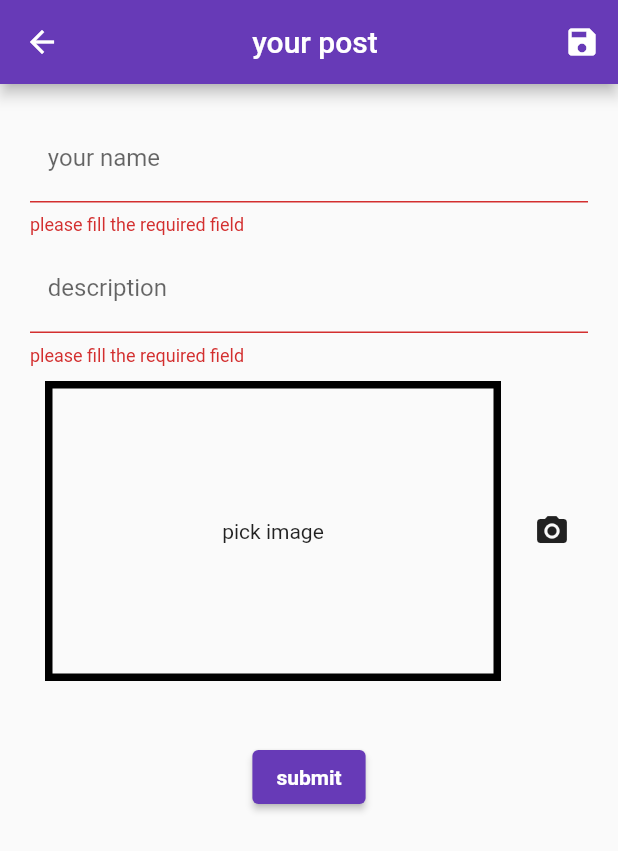
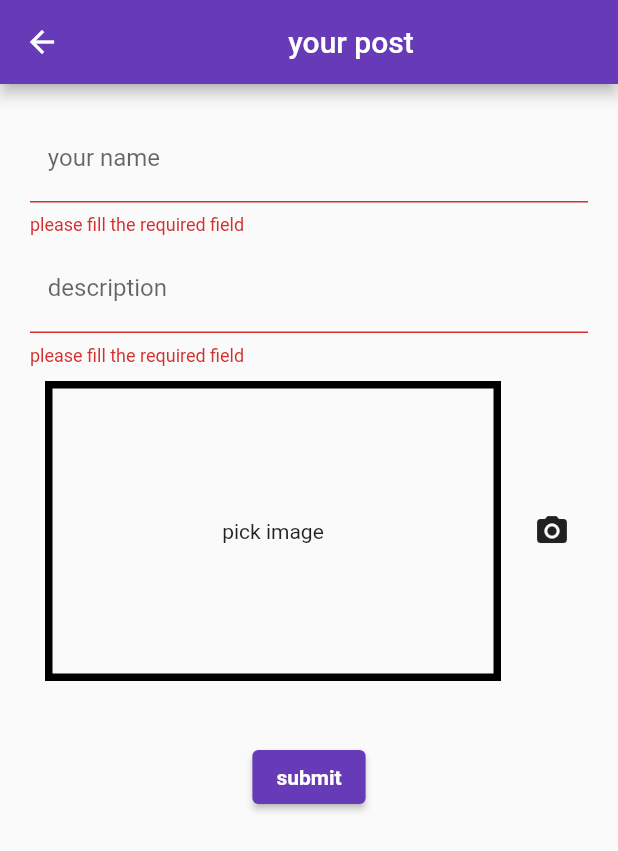
Before and after one commit to Sundarganesh17/login, a Flutter app: the Newscreen screen opened by its route, after a tap on "submit", on a phone screen of 412 x 824 dp. Shown: the top 851 px of the screen. Run offline on Flutter 3.47's test engine with Material 2 defaults, Android fonts, the phone set to English and light mode, and no system bars; our stand-ins replace image_picker; missing offline and left inert: dart:ffi.

Commit message:
second commit

```diff
--- a/lib/newscreen.dart
+++ /dev/null
@@ -1,129 +0,0 @@
-
-import 'dart:io';
-
-
-import 'package:flutter/material.dart';
-import 'package:image_picker/image_picker.dart';
-import 'package:provider/provider.dart';
-import 'package:taskapp/detailscreen.dart';
-import 'package:taskapp/product.dart';
-import 'package:taskapp/provider.dart';
-class Newscreen extends StatefulWidget {
-  static const routeName='\newScreen';
-final Product? editprod;
-Newscreen(this.editprod);
-  @override
-  State<Newscreen> createState() => _NewscreenState();
-}
-
-class _NewscreenState extends State<Newscreen> {
- final DescriptionController=TextEditingController();
-
-  final nameController = TextEditingController();
-
-
-
-   GlobalKey<FormState> formkey=GlobalKey();
-
-//    void _submitdata(){
-      File? _pickedImg;
-@override
-  void initState() {
-
-    super.initState();
-    if(widget.editprod!=null){ nameController.text=widget.editprod!.title!;
-    DescriptionController.text=widget.editprod!.description!;
-    _pickedImg=File(widget.editprod!.imagedir!);}
-
-  }
-  @override
-  Widget build(BuildContext context) {
-    final userData= Provider.of<Productdetails>(context);
-   return Scaffold(
-      appBar: AppBar(title: Center(child: Text('your post')),backgroundColor: Colors.deepPurple,actions: [
-        IconButton(onPressed: (){}, icon: Icon(Icons.save))
-      ],),
-      body: SingleChildScrollView(
-        child: Container(
-
-           padding: EdgeInsets.all(20),
-
-          child:  Form(
-            key: formkey,
-            child: Column(
-              children:<Widget> [
-                TextFormField(
-                      validator: (value){
-                     if(value!.isEmpty){
-                      return 'please fill the required field';
-                     }else {
-                      return null;
-                     }
-                      },
-                 decoration: InputDecoration(labelText:'   your name',),
-                 controller:nameController ,
-
-                ),
-                SizedBox(height: 6,),
-                TextFormField(
-                  validator: (value){
-                     if(value!.isEmpty){
-                      return 'please fill the required field';
-                     }else {
-                      return null;
-                     }
-                      },
-
-                  decoration: InputDecoration(labelText: '   description'),
-                  controller: DescriptionController,
-                ),
-                Row(
-                  children: <Widget>[Expanded(
-                    child: Container(height: 200,
-                    child:_pickedImg==null?Center(child:Text("pick image")): Image.file(_pickedImg!),
-                  padding: EdgeInsets.all(10),
-                  margin: EdgeInsets.all(10),
-                  decoration:BoxDecoration(border: Border.all(width: 5))),),
-
-                  IconButton(onPressed:()async{
-                    final ImagePicker _picker = ImagePicker();
-                   var file=await  _picker.pickImage(source: ImageSource.gallery);
-                   setState(() {
-                     _pickedImg=File(file!.path);
-                   });
-                  },
-                   icon: Icon(Icons.camera_alt))],
-                ),
-                SizedBox(height: 30,),
-                ElevatedButton(onPressed:(){
-                  if(formkey.currentState!.validate()){
-                    if(_pickedImg!=null){
-                      if(widget.editprod!=null){
-                        userData.editprod(
-                          Product(
-                            description: DescriptionController.text,
-                            id: widget.editprod!.id,
-                            title: nameController.text,
-                            imagedir: _pickedImg!.path
-                          )
-                        );
-                      }else{
-   userData.addTx(nameController.text,DescriptionController.text,_pickedImg!.path);
-                      }
-
-                   Navigator.of(context).pushNamed(Detailscreen.routeName);
-                    }else{}
-                  }else{}
-                },
-                 style: ButtonStyle(backgroundColor: MaterialStateProperty.all(Colors.deepPurple)),
-                 child:Text('submit',
-                style: TextStyle(
-                fontWeight: FontWeight.bold),))
-              ],
-            ),
-          ),
-        ),
-      ),
-    );
-  }
-}
--- a/lib/provider.dart
+++ b/lib/provider.dart
@@ -1,6 +1,5 @@
-import 'dart:async';
 
-import 'package:flutter/material.dart';
+import'package:flutter/material.dart';
 import 'package:taskapp/product.dart';
 
 class Productdetails with ChangeNotifier {
--- /dev/null
+++ b/lib/screen/newscreen.dart
@@ -0,0 +1,129 @@
+
+import 'dart:io';
+
+
+import 'package:flutter/material.dart';
+import 'package:image_picker/image_picker.dart';
+import 'package:provider/provider.dart';
+import 'package:taskapp/screen/detailscreen.dart';
+import 'package:taskapp/product.dart';
+import 'package:taskapp/provider.dart';
+class Newscreen extends StatefulWidget {
+  static const routeName='\newScreen';
+final Product? editprod;
+Newscreen(this.editprod);
+  @override
+  State<Newscreen> createState() => _NewscreenState();
+}
+
+class _NewscreenState extends State<Newscreen> {
+ final DescriptionController=TextEditingController();
+  final nameController = TextEditingController();
+ GlobalKey<FormState> formkey=GlobalKey();
+
+//    void _submitdata(){
+      File? _pickedImg;
+@override
+  void initState() {
+
+    super.initState();
+    if(widget.editprod!=null){ nameController.text=widget.editprod!.title!;
+    DescriptionController.text=widget.editprod!.description!;
+    _pickedImg=File(widget.editprod!.imagedir!);}
+
+  }
+  @override
+  Widget build(BuildContext context) {
+    final userData= Provider.of<Productdetails>(context);
+   return Scaffold(
+      appBar: AppBar(title:const Center(child: Text('your post')),
+      backgroundColor: Colors.deepPurple,
+      ),
+      body: SingleChildScrollView(
+        child: Expanded(
+          child: Container(
+
+             padding:const EdgeInsets.all(20),
+            child:  Form(
+              key: formkey,
+              child: Column(
+                children:<Widget> [
+                  TextFormField(
+                        validator: (value){
+                       if(value!.isEmpty){
+                        return 'please fill the required field';
+                       }else {
+                        return null;
+                       }
+                        },
+                   decoration:const InputDecoration(labelText:'   your name',),
+                   controller:nameController ,
+
+                  ),
+                  const SizedBox(height: 6,),
+                  TextFormField(
+                    validator: (value){
+                       if(value!.isEmpty){
+                        return 'please fill the required field';
+                       }else {
+                        return null;
+                       }
+                        },
+
+                    decoration:const InputDecoration(labelText: '   description'),
+                    controller: DescriptionController,
+                  ),
+                  Row(
+                    children: <Widget>[Expanded(
+                      child: Container(height: 200,
+                      child:_pickedImg==null? const Center(child:Text("pick image")): Image.file(_pickedImg!),
+                    padding:const EdgeInsets.all(10),
+                    margin:const EdgeInsets.all(10),
+                    decoration:BoxDecoration(border: Border.all(width: 5))),),
+
+                    IconButton(onPressed:()async{
+                      final ImagePicker _picker = ImagePicker();
+                     var file= await  _picker.pickImage(source: ImageSource.camera);
+                     setState(() {
+                       _pickedImg=File(file!.path);
+                     });
+                    },
+                     icon:const Icon(Icons.camera_alt))],
+                  ),
+                 const SizedBox(height: 30,),
+                  ElevatedButton(onPressed:(){
+                    if(formkey.currentState!.validate()){
+                      if(_pickedImg!=null){
+                        if(widget.editprod!=null){
+                          userData.editprod(
+                            Product(
+                              description: DescriptionController.text,
+                              id: widget.editprod!.id,
+                              title: nameController.text,
+                              imagedir: _pickedImg!.path
+                            )
+                          );
+                        }else{
+                        userData.addTx(
+                          nameController.text,
+                         DescriptionController.text,
+                         _pickedImg!.path);
+                        }
+
+                     Navigator.of(context).pop();
+                      }else{}
+                    }else{}
+                  },
+                   style: ButtonStyle(backgroundColor: MaterialStateProperty.all(Colors.deepPurple)),
+                   child:const Text('submit',
+                  style: TextStyle(
+                  fontWeight: FontWeight.bold),))
+                ],
+              ),
+            ),
+          ),
+        ),
+      ),
+    );
+  }
+}
```
Also changed, not shown: lib/main.dart (+5 -6 lines), lib/screen/authscreen.dart (renamed from lib/authscreen.dart, +14 -7 lines), lib/screen/detailscreen.dart (renamed from lib/detailscreen.dart, +44 -14 lines).
